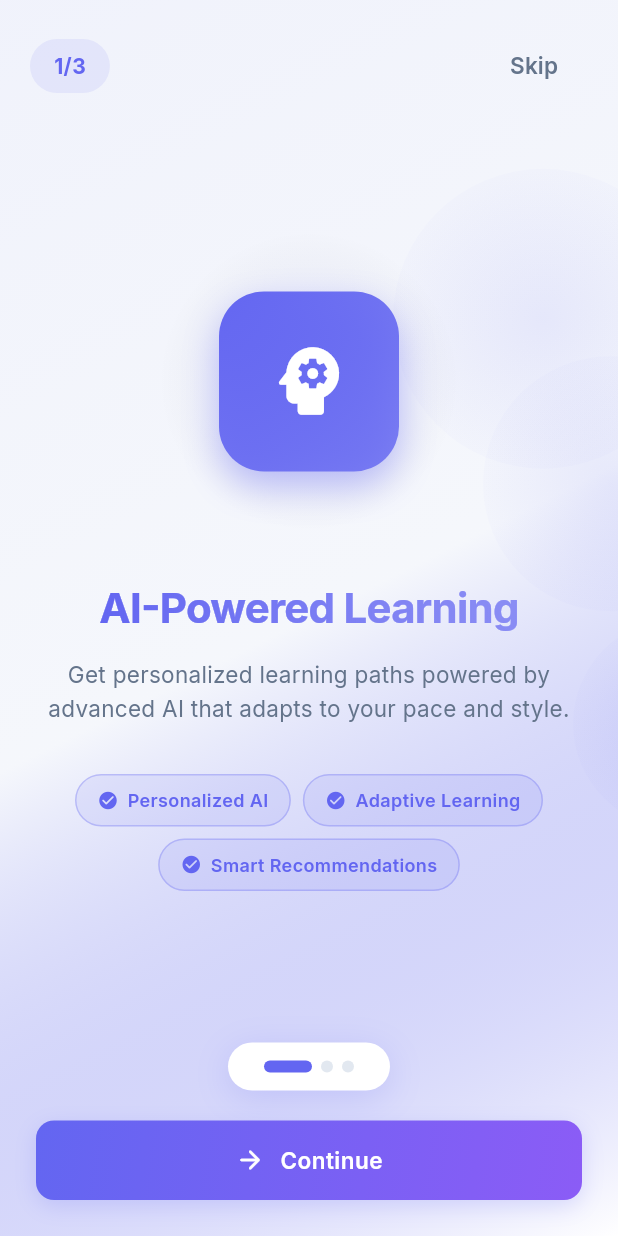
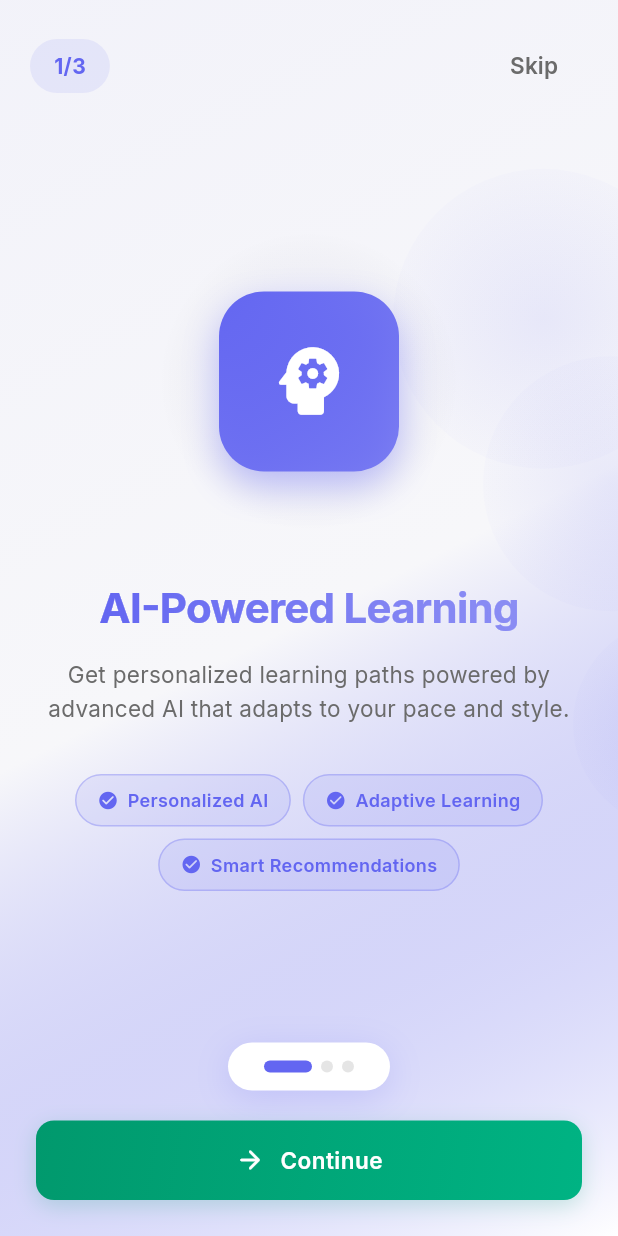
Before and after one commit to mohamed0009/pfa, a Flutter app: the screen it shows after launch, on a phone screen of 412 x 824 dp. Run offline on Flutter 3.47's test engine with Material 3 defaults, Android fonts, the light colour scheme and no system bars; drawn by our look-alikes of flutter_animate, smooth_page_indicator; our stand-ins replace dio, equatable, flutter_dotenv, flutter_secure_storage, get_it, google_fonts and 2 more; accounts and stored records are empty.

Commit message:
style: update mobile app theme to match web design (green/teal)

```diff
--- a/lib/core/theme/app_theme.dart
+++ b/lib/core/theme/app_theme.dart
@@ -2,38 +2,38 @@ import 'package:flutter/material.dart';
 import 'package:google_fonts/google_fonts.dart';
 
 class AppTheme {
-  // Modern Color Palette - Vibrant & Professional
-  static const Color primaryColor = Color(0xFF6366F1); // Indigo
-  static const Color secondaryColor = Color(0xFF8B5CF6); // Purple
-  static const Color accentColor = Color(0xFF06B6D4); // Cyan
-  static const Color backgroundColor = Color(0xFFF8FAFC);
+  // Modern Color Palette - Green/Teal (Coursera Style)
+  static const Color primaryColor = Color(0xFF01996D); // Coursera Green
+  static const Color secondaryColor = Color(0xFF007955); // Darker Green
+  static const Color accentColor = Color(0xFF4A90E2); // Web Accent Blue
+  static const Color backgroundColor = Color(0xFFFAFAFA); // Coursera Page BG
   static const Color surfaceColor = Color(0xFFFFFFFF);
   static const Color errorColor = Color(0xFFEF4444);
-  static const Color successColor = Color(0xFF10B981);
-  static const Color warningColor = Color(0xFFF59E0B);
-  static const Color textPrimary = Color(0xFF0F172A);
-  static const Color textSecondary = Color(0xFF64748B);
-  static const Color borderColor = Color(0xFFE2E8F0);
+  static const Color successColor = Color(0xFF00A862);
+  static const Color warningColor = Color(0xFFFFB800);
+  static const Color textPrimary = Color(0xFF1F1F1F);
+  static const Color textSecondary = Color(0xFF6B6B6B);
+  static const Color borderColor = Color(0xFFE5E5E5);
 
   // Gradient Colors
   static const LinearGradient primaryGradient = LinearGradient(
-    colors: [Color(0xFF6366F1), Color(0xFF8B5CF6)],
+    colors: [Color(0xFF01996D), Color(0xFF00B383)],
     begin: Alignment.topLeft,
     end: Alignment.bottomRight,
   );
 
   static const LinearGradient accentGradient = LinearGradient(
-    colors: [Color(0xFF06B6D4), Color(0xFF3B82F6)],
+    colors: [Color(0xFF4A90E2), Color(0xFF357ABD)],
     begin: Alignment.topLeft,
     end: Alignment.bottomRight,
   );
 
   // Dark Theme Colors
-  static const Color darkBackground = Color(0xFF0F172A);
-  static const Color darkSurface = Color(0xFF1E293B);
-  static const Color darkSurfaceVariant = Color(0xFF334155);
-  static const Color darkTextPrimary = Color(0xFFF1F5F9);
-  static const Color darkTextSecondary = Color(0xFF94A3B8);
+  static const Color darkBackground = Color(0xFF121212);
+  static const Color darkSurface = Color(0xFF1E1E1E);
+  static const Color darkSurfaceVariant = Color(0xFF2C2C2C);
+  static const Color darkTextPrimary = Color(0xFFE0E0E0);
+  static const Color darkTextSecondary = Color(0xFFA0A0A0);
 
   static ThemeData get lightTheme {
     return ThemeData(
```
